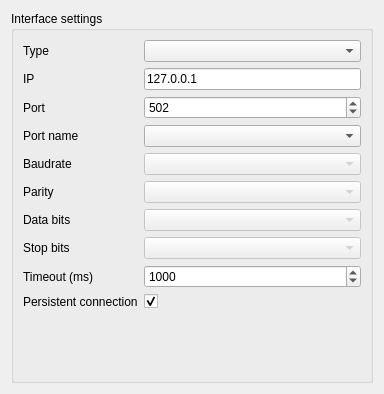
Old version of the form src/customwidgets/connectionform.ui in the repository ModbusScope/ModbusScope.
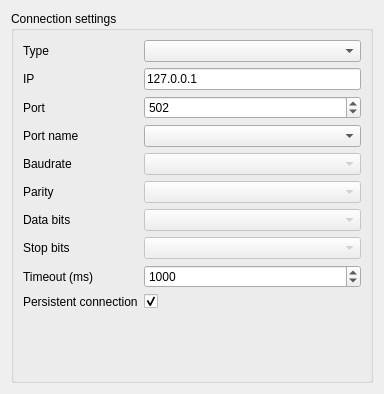
New version of the form. Custom widgets are drawn as their Qt base class.

The edit to the form file:
```diff
--- a/src/customwidgets/connectionform.ui
+++ b/src/customwidgets/connectionform.ui
@@ -17,7 +17,7 @@
    <item>
     <widget class="QGroupBox" name="groupBox">
      <property name="title">
-      <string>Interface settings</string>
+      <string>Connection settings</string>
      </property>
      <layout class="QFormLayout" name="formLayout">
       <item row="0" column="1">
```
